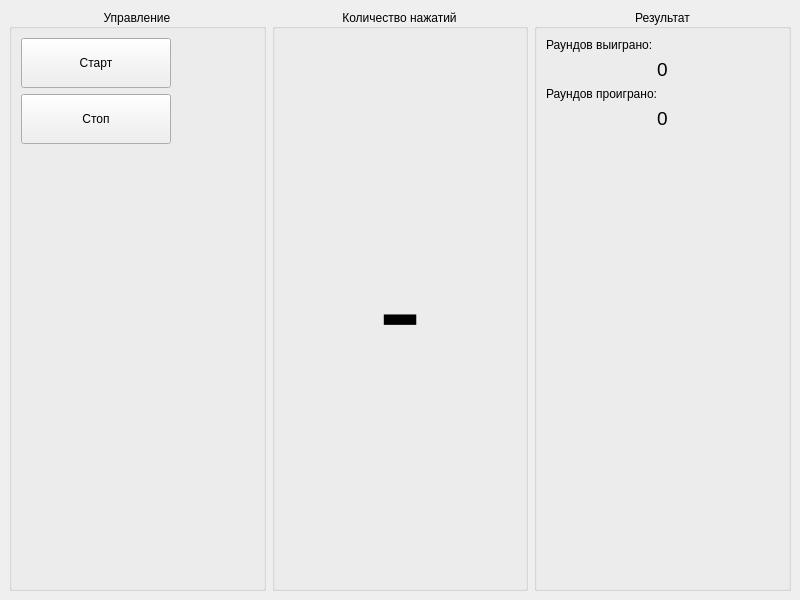
Old version of the form mainwindow.ui in the repository SeregaVM/TestGame.
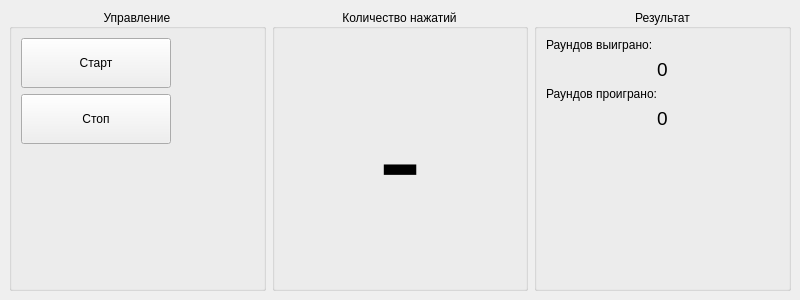
New version of the form.

```diff
--- a/mainwindow.ui
+++ b/mainwindow.ui
@@ -7,7 +7,7 @@
     <x>0</x>
     <y>0</y>
     <width>800</width>
-    <height>600</height>
+    <height>300</height>
    </rect>
   </property>
   <property name="windowTitle">
```
Left out of the diff: 2 changed lines with no effect on the pictures.
